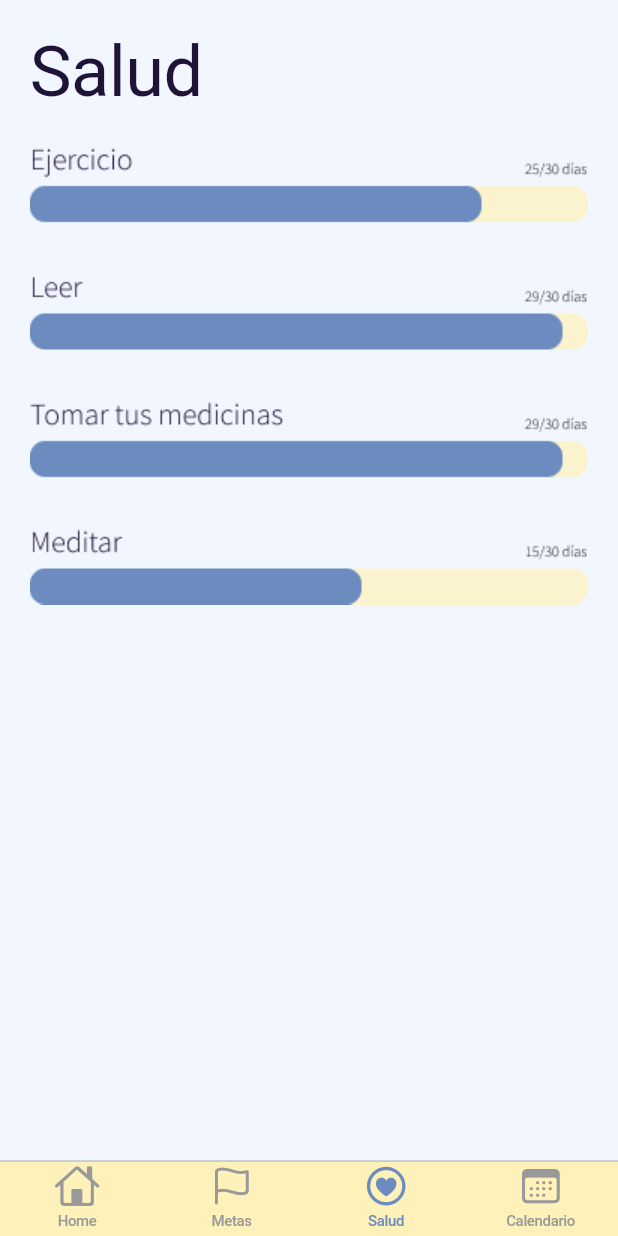
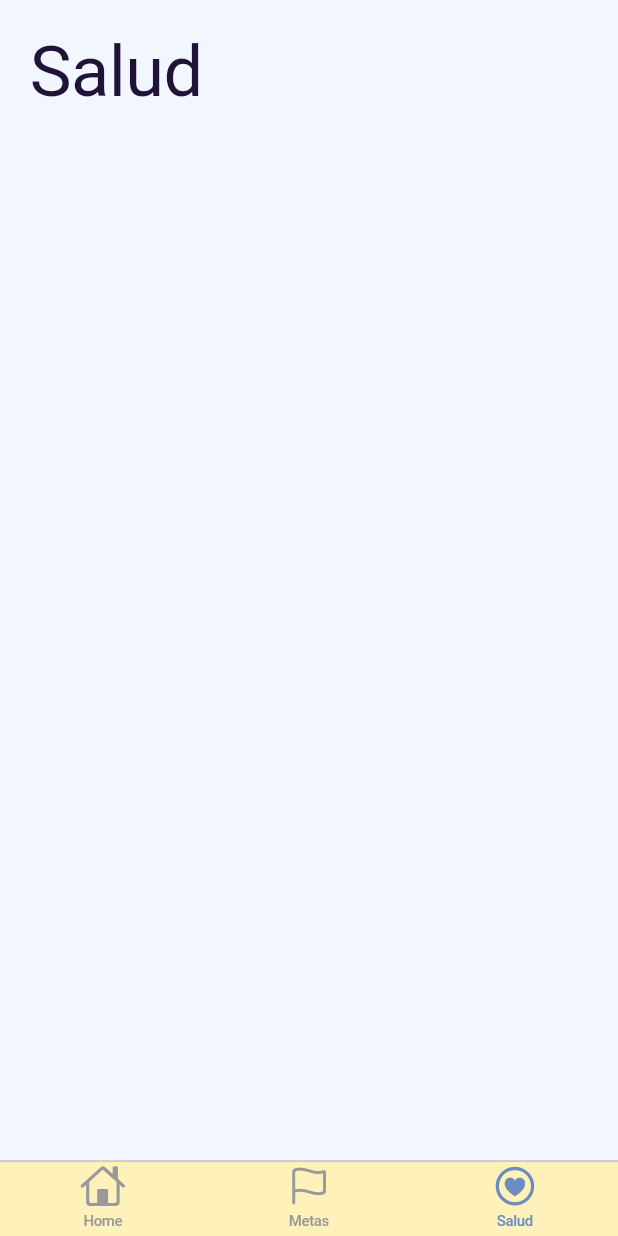
Before and after one commit to guillermoSb/proyecto_ing_software, a Flutter app: the NavigationScreen screen opened directly, item 3 of the bottom bar chosen, on a phone screen of 412 x 824 dp. Run offline on Flutter 3.47's test engine with Material 2 defaults, Android fonts, the phone set to English and light mode, and no system bars.

```diff
--- a/lib/screens/health_screen.dart
+++ b/lib/screens/health_screen.dart
@@ -11,18 +11,6 @@ class HealthScreen extends StatelessWidget {
         child: Column(
       children: [
         PageTitleWidget('Salud'),
-        Padding(
-          padding: EdgeInsets.all(8),
-          child: Image.asset('assets/images/Frame 24.png'),
-        )
-        /*Expanded(
-          child: Align(
-            child: Transform.translate(
-                offset: const Offset(0, 0),
-                child: Image.asset('assets/images/Frame 24.png')),
-            alignment: Alignment.bottomLeft,
-          ),
-        )*/
       ],
     ));
   }
--- a/lib/screens/nav_screen.dart
+++ b/lib/screens/nav_screen.dart
@@ -21,9 +21,9 @@ class NavigationScreen extends StatelessWidget {
             BottomNavigationBarItem(
                 icon: Icon(CupertinoIcons.flag), label: 'Metas'),
             BottomNavigationBarItem(
-                icon: Icon(CupertinoIcons.heart_circle), label: 'Salud'),
-            BottomNavigationBarItem(
-                icon: Icon(CupertinoIcons.calendar), label: 'Calendario'),
+                icon: Icon(CupertinoIcons.heart_circle), label: 'Salud')
+            // BottomNavigationBarItem(
+            //     icon: Icon(CupertinoIcons.calendar), label: 'Calendario'),
           ],
         ),
         tabBuilder: (context, index) {
```
